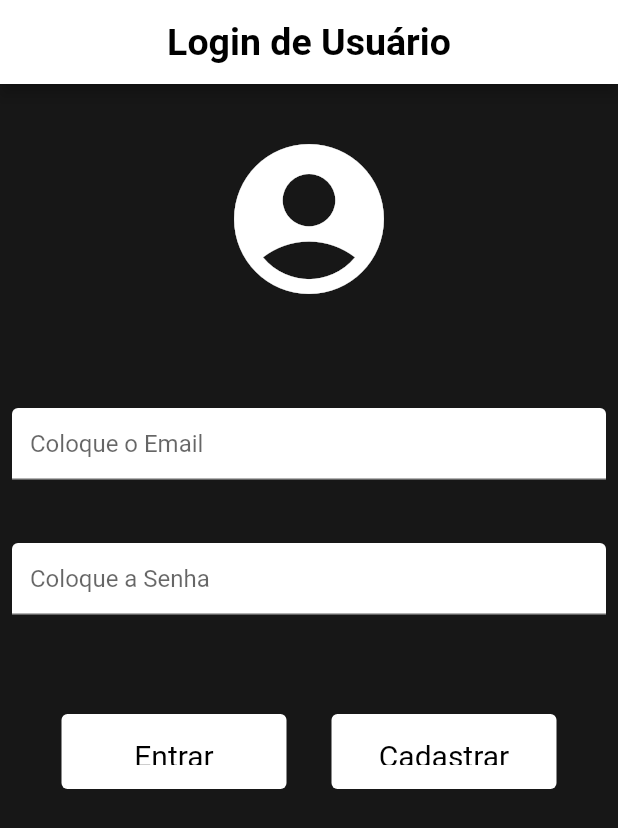
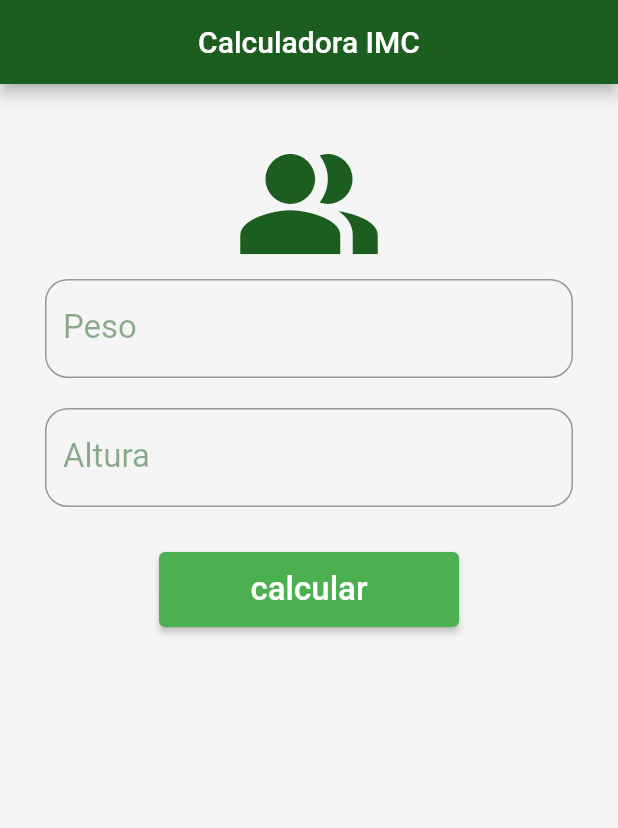
Before and after one commit to B0yEditi0n/projetoMae, a Flutter app: the screen it shows after launch, on a phone screen of 412 x 824 dp. Shown: the top 828 px of the screen. Run offline on Flutter 3.47's test engine with Material 2 defaults, Android fonts, the phone set to English and light mode, and no system bars.

Commit message:
Add files via upload

```diff
--- a/flutter_application_1/lib/main.dart
+++ b/flutter_application_1/lib/main.dart
@@ -1,165 +1,161 @@
-import 'dart:html';
 import 'dart:math';
 
 import 'package:flutter/material.dart';
 
-//Função de inicial de chamada feito em dart
 void main() {
   runApp(
-    const MaterialApp(
-      title: "Tela de Login",
+    MaterialApp(
       debugShowCheckedModeBanner: false,
-      home: login(),
+      title: 'IMC',
+      home: TelaPrincipal(),
     ),
   );
 }
 
-//Declaração de Tela Principal
-class login extends StatefulWidget {
-  const login({Key? key}) : super(key: key);
+//
+// TELA PRINCIPAL
+// Stateful = stf+TAB
+class TelaPrincipal extends StatefulWidget {
+  const TelaPrincipal({Key? key}) : super(key: key);
 
   @override
-  State<login> createState() => _loginEstado();
+  State<TelaPrincipal> createState() => _TelaPrincipalState();
 }
 
-class _loginEstado extends State<login> {
+class _TelaPrincipalState extends State<TelaPrincipal> {
+
+  //Declaração de atributos que serão utilizados
+  //para receber os dados que o usuário digitar
+  //no campo de texto
+  var txtPeso = TextEditingController();
+  var txtAltura = TextEditingController();
+
+
+
+
   @override
-  //Isso é estável
   Widget build(BuildContext context) {
-    //Aqui Está o Widgets do APP
     return Scaffold(
-      //BARRA DE MENU
-      backgroundColor: Color.fromRGBO(23, 23, 23, 1),
+      //BARRA TÍTULO
       appBar: AppBar(
-        backgroundColor: Colors.white,
-        title: const Text(
-          'Login de Usuário',
-          style: TextStyle(
-            fontSize: 25,
-            color: Colors.black,
-            fontWeight: FontWeight.bold,
+        title: const Text('Calculadora IMC'),
+        centerTitle: true,
+        backgroundColor: Colors.green.shade900,
       ),
+      backgroundColor: Colors.grey.shade100,
+      //BODY
+      body: SingleChildScrollView(
+        child: Center(
+          child: Padding(
+            padding: const EdgeInsets.all(30.0),
+            child: Column(
+              children:  [
+                const Icon(
+                  Icons.people_alt,
+                  size: 100,
+                  color: Color.fromRGBO(27, 94, 32, 1),
                 ),
-        centerTitle: true,
-      ),
-
-      //CORPO PRINCIPAL
-      body: Column(
-        children: <Widget>[
-          //Epaço
-          const SizedBox(height: 30),
-
-          //Icone de Usuário
-          const Icon(
-            Icons.account_circle,
-            color: Colors.white,
-            size: 120,
-          ),
-
-          const SizedBox(height: 50),
-
-          //Entrda do Email
-          Padding(
-            padding: const EdgeInsets.symmetric(horizontal: 8, vertical: 16),
-            child: TextFormField(
-              decoration: const InputDecoration(
-                filled: true,
-                fillColor: Colors.white,
-                hintText: "Coloque o Email",
+                //
+                campoTexto('Peso', txtPeso),
+                const SizedBox(height: 20,),
+                //
+                campoTexto('Altura', txtAltura),
+                const SizedBox(height:30,),
+                //
+                botao('calcular'),
+              ],
             ),
           ),
         ),
-
-          //Espaço
-          const SizedBox(height: 10),
-
-          //Entrada da Senha
-          Padding(
-            padding: const EdgeInsets.symmetric(horizontal: 8, vertical: 16),
-            child: TextFormField(
-              decoration: const InputDecoration(
-                filled: true,
-                fillColor: Colors.white,
-                hintText: "Coloque a Senha",
-              ),
-            ),
-          ),
-
-          //Espaço
-          const SizedBox(height: 50),
-
-          //Botão de Entrar e Cadastrar
-          Row(
-            mainAxisAlignment: MainAxisAlignment.center,
-            children: [
-              SizedBox(
-                height: 50,
-                width: 150,
-                child: TextButton(
-                    style: TextButton.styleFrom(
-                      padding: const EdgeInsets.all(16.0),
-                      primary: Colors.black,
-                      backgroundColor: Colors.white,
-                      textStyle: const TextStyle(fontSize: 20),
-                    ),
-                    /*
-                    ButtonStyle(
-                      //fixedSize: ,
-                      foregroundColor:
-                          MaterialStateProperty.all<Color>(Colors.black),
-                      backgroundColor:
-                          MaterialStateProperty.all<Color>(Colors.white),
-                    ),
-                    */
-                    onPressed: () {},
-                    child: const Text("Entrar")),
-              ),
-
-              //Size Box é apenas para dar Espaço
-              const SizedBox(width: 30),
-
-              //Envolver um botão dentro de uma size box permite escolher
-              // o tamanho do botão
-              SizedBox(
-                height: 50,
-                width: 150,
-                child: TextButton(
-                    style: TextButton.styleFrom(
-                      padding: const EdgeInsets.all(16.0),
-                      primary: Colors.black,
-                      backgroundColor: Colors.white,
-                      textStyle: const TextStyle(fontSize: 20),
-                    ),
-                    onPressed: () {},
-                    child: const Text("Cadastrar")),
-              ),
-            ],
-          )
-
-          /*
-            SizedBox(
-              TextButton(onPressed: onPressed, child: child)
-            )
-            Row(
-              mainAxisAlignment: MainAxisAlignment.spaceEvenly,
-              children: const <Widget>[
-                TextButton(onPressed: onPressed, child: child)
-
-              ],
-            ),
-            */
-        ],
       ),
     );
   }
+
+  //
+  // CAMPO DE TEXTO
+  //
+  campoTexto(rotulo, variavel){
+
+    return TextFormField(
+      //associar a variável que receberá o valor
+      //digitado no campo de texto
+      controller: variavel,
+
+      decoration: InputDecoration(
+        labelText: rotulo,
+        labelStyle: const TextStyle(
+          fontSize: 22,
+          color: Color.fromRGBO(27, 94, 32, 0.5),
+        ),
+
+        hintText: 'Informe o valor',
+        hintStyle: const TextStyle(
+          fontSize: 22,
+          color: Color.fromRGBO(27, 94, 32, 0.5),
+        ),
+
+        border: OutlineInputBorder(
+          borderRadius: BorderRadius.circular(15),
+        ),
+
+      ),
+    );
+
   }
 
-//Aqui não possui um build por ser um stateful
+  /*
+  BOTÃO
+  */
+  botao(rotulo){
+    return SizedBox(
+      width: 200,
+      height: 50,
+      child: ElevatedButton(
+        //EVento que o ocorerrá quando o usuário adicionar
+        //o botão
+        onPressed: (){
+        //o que acontece quando o usário aperta o botão é definido
+        //aqui
+          //recuperar os dados informados pelo usuário
+          setState(() { /*Usado para manipular informações
+          Enviar e receber informações*/
+            double p = double.parse(txtPeso.text.replaceFirst(',','.'));
+            double a = double.parse(txtAltura.text.replaceFirst(',','.'));
+            //parse é uma conversão de um tipo para outro
+            double i = p/pow(a,2);
 
-//construa um widget e construa no contexto contexto
+            caixaDialogo('o valor do IMC é ${i.toStringAsFixed(2)}');
+            //$ siginifica que você exibirá o valor de uma viável
+          });
+        },
+        child: Text(
+          rotulo,
+          style: const TextStyle(fontSize: 22),
+          ),
+          style: ElevatedButton.styleFrom(
+            primary: Colors.green,
+          ),
+      ),
+    );
+  }
   /*
-  login (build(BuildContext context){
-    return MaterialApp(
-      title: 'Login'
+  CAIXA DE DIÁLOGO
+  */
+  caixaDialogo(msg){
+    return showDialog(
+      context: context,
+      builder: (BuildContext context){
+        return AlertDialog(
+          content: Text(msg),
+          actions: [
+            TextButton(onPressed: (){Navigator.of(context).pop();
+            },
+            child:  const Text('fechar')
+            )
+          ],
         );
-  }*/
+      },
+      );
+  }
+
+}
```
Lines whose indentation alone changed are shown as unchanged.
